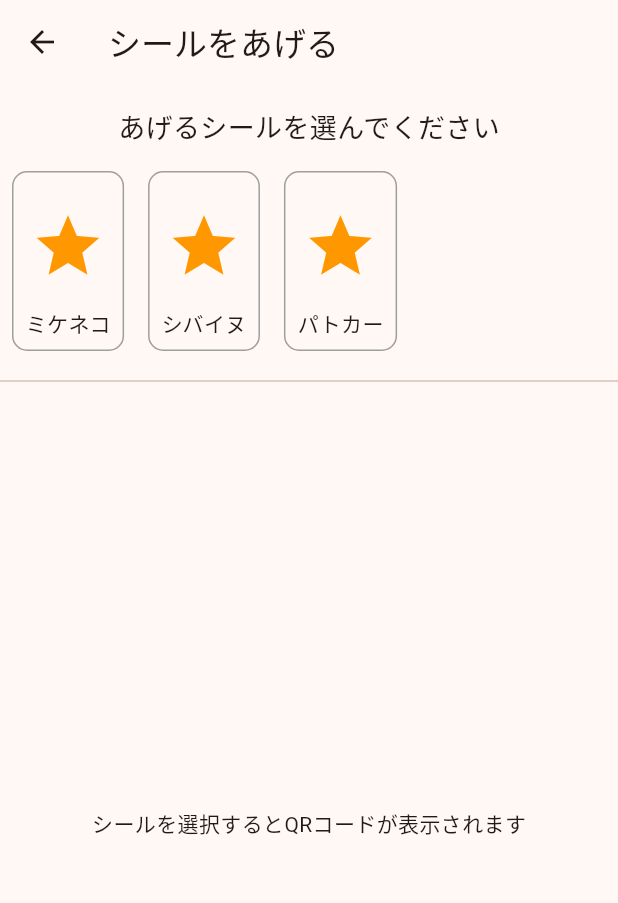
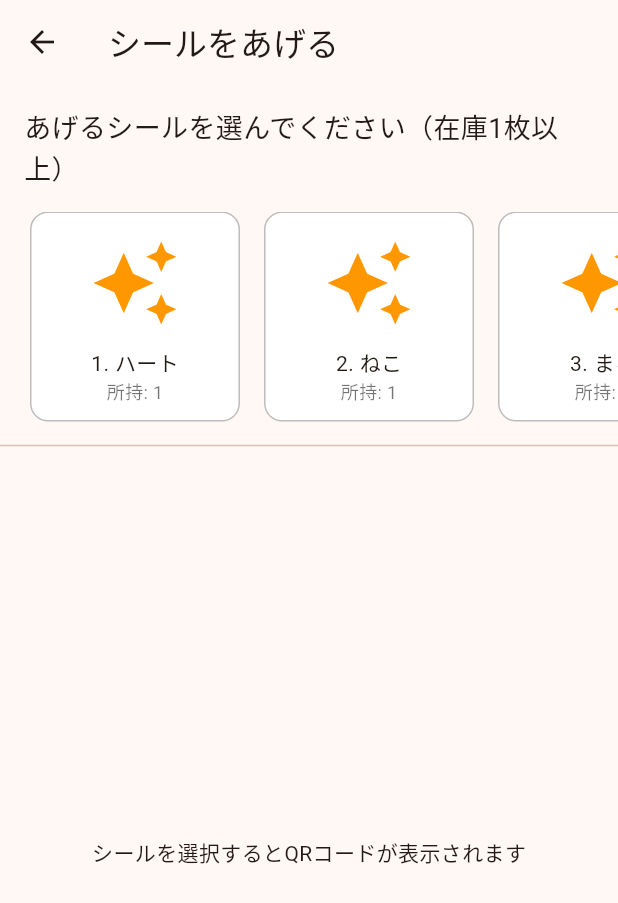
Before and after one commit to p2hacks2025/post-04, a Flutter app: the QrGeneratePage screen opened directly, on a phone screen of 412 x 824 dp. Shown: the top 903 px of the screen. Run offline on Flutter 3.47's test engine with Material 3 defaults, Android fonts, the phone set to English and light mode, and no system bars; our stand-ins replace google_fonts, qr_flutter; missing offline and left inert: mobile_scanner, model_viewer_plus.

```diff
--- a/lib/trade/qr_generate_page.dart
+++ b/lib/trade/qr_generate_page.dart
@@ -1,6 +1,8 @@
 import 'dart:convert';
 import 'package:flutter/material.dart';
 import 'package:qr_flutter/qr_flutter.dart';
+import 'package:seal_app/data/sticker_master.dart';
+import 'package:seal_app/services/sticker_count_store.dart';
 
 class QrGeneratePage extends StatefulWidget {
   const QrGeneratePage({super.key});
@@ -10,79 +12,113 @@ class QrGeneratePage extends StatefulWidget {
 }
 
 class _QrGeneratePageState extends State<QrGeneratePage> {
-  // 本来はここを自分のインベントリデータにする
-  final List<Map<String, String>> _myStickers = [
-    {'id': 'cat_001', 'name': 'ミケネコ', 'asset': 'assets/icons/cat.png'},
-    {'id': 'dog_001', 'name': 'シバイヌ', 'asset': 'assets/icons/dog.png'},
-    {'id': 'car_001', 'name': 'パトカー', 'asset': 'assets/icons/police_car.png'},
-  ];
+  late final StickerCountStore _countStore;
+  late final List<StickerData> _catalog;
+  bool _loading = true;
 
-  Map<String, String>? _selectedSticker;
+  StickerData? _selected;
+
+  @override
+  void initState() {
+    super.initState();
+    _catalog = List.of(stickerMasterDb)..sort((a, b) => a.number.compareTo(b.number));
+    _countStore = StickerCountStore(_catalog.map((e) => e.assetPath).toList());
+    _init();
+  }
+
+  Future<void> _init() async {
+    await _countStore.loadOrInit();
+    if (!mounted) return;
+    setState(() => _loading = false);
+  }
 
   @override
   Widget build(BuildContext context) {
+    final theme = Theme.of(context);
     return Scaffold(
       appBar: AppBar(title: const Text('シールをあげる')),
-      body: Column(
+      body: _loading
+          ? const Center(child: CircularProgressIndicator())
+          : Column(
               children: [
                 const Padding(
                   padding: EdgeInsets.all(16.0),
-            child: Text('あげるシールを選んでください', style: TextStyle(fontSize: 18)),
+                  child: Text('あげるシールを選んでください（在庫1枚以上）', style: TextStyle(fontSize: 18)),
                 ),
-          // シール選択リスト
+                // シール選択リスト（在庫>=1のみ）
                 SizedBox(
-            height: 120,
-            child: ListView.builder(
+                  height: 140,
+                  child: ListView(
                     scrollDirection: Axis.horizontal,
-              itemCount: _myStickers.length,
-              itemBuilder: (context, index) {
-                final sticker = _myStickers[index];
-                final isSelected = _selectedSticker == sticker;
+                    padding: const EdgeInsets.symmetric(horizontal: 12),
+                    children: _catalog
+                        .where((s) => _countStore.getCount(s.assetPath) > 0)
+                        .map((s) {
+                      final selected = _selected?.id == s.id;
+                      final count = _countStore.getCount(s.assetPath);
                       return GestureDetector(
-                  onTap: () => setState(() => _selectedSticker = sticker),
+                        onTap: () => setState(() => _selected = s),
                         child: Container(
+                          width: 140,
                           margin: const EdgeInsets.symmetric(horizontal: 8),
-                    padding: const EdgeInsets.all(8),
+                          padding: const EdgeInsets.all(10),
                           decoration: BoxDecoration(
+                            color: selected ? theme.colorScheme.primary.withValues(alpha: 0.06) : Colors.white,
+                            borderRadius: BorderRadius.circular(12),
                             border: Border.all(
-                        color: isSelected ? Colors.red : Colors.grey,
-                        width: isSelected ? 3 : 1,
+                              color: selected ? theme.colorScheme.primary : Colors.grey.shade400,
+                              width: selected ? 2 : 1,
                             ),
-                      borderRadius: BorderRadius.circular(10),
                           ),
                           child: Column(
+                            crossAxisAlignment: CrossAxisAlignment.center,
                             children: [
-                        // 画像を表示（なければアイコン）
-                        Expanded(child: Icon(Icons.star, size: 50, color: Colors.orange)),
-                        Text(sticker['name']!),
+                              Expanded(
+                                child: _buildThumb(s),
+                              ),
+                              const SizedBox(height: 6),
+                              Text('${s.number}. ${s.name}', maxLines: 1, overflow: TextOverflow.ellipsis),
+                              Text('所持: $count', style: const TextStyle(fontSize: 12, color: Colors.black54)),
                             ],
                           ),
                         ),
                       );
-              },
+                    }).toList(),
                   ),
                 ),
-          const Divider(height: 40),
+                const Divider(height: 32),
                 // QRコード表示エリア
                 Expanded(
                   child: Center(
-              child: _selectedSticker == null
+                    child: _selected == null
                         ? const Text('シールを選択するとQRコードが表示されます')
                         : Column(
                             mainAxisAlignment: MainAxisAlignment.center,
                             children: [
                               Text(
-                          '「${_selectedSticker!['name']}」をあげる',
+                                '「${_selected!.name}」をあげる',
                                 style: const TextStyle(fontSize: 20, fontWeight: FontWeight.bold),
                               ),
-                        const SizedBox(height: 20),
+                              const SizedBox(height: 16),
                               QrImageView(
-                          data: jsonEncode(_selectedSticker), // データをJSONにして埋め込む
+                                data: jsonEncode({
+                                  'type': 'sticker_transfer',
+                                  'id': _selected!.id,
+                                  'name': _selected!.name,
+                                  'asset': _selected!.assetPath,
+                                  'number': _selected!.number,
+                                }),
                                 version: QrVersions.auto,
-                          size: 250.0,
+                                size: 260,
                               ),
-                        const SizedBox(height: 20),
-                        const Text('相手にこの画面をスキャンしてもらおう！'),
+                              const SizedBox(height: 16),
+                              const Padding(
+                                padding: EdgeInsets.symmetric(horizontal: 16.0),
+                                child: Text(
+                                  '相手にこのQRを読み取ってもらってください。\n受け取り側は「確認QR」を送り返すと、あなたの在庫も-1できます。',
+                                  textAlign: TextAlign.center,
+                                ),
+                              ),
                             ],
                           ),
                   ),
@@ -91,4 +127,12 @@ class _QrGeneratePageState extends State<QrGeneratePage> {
             ),
     );
   }
+
+  Widget _buildThumb(StickerData s) {
+    final path = s.iconPath;
+    if (path.endsWith('.png') || path.endsWith('.jpg') || path.endsWith('.jpeg') || path.endsWith('.webp')) {
+      return Image.asset(path, fit: BoxFit.contain);
     }
+    return const Icon(Icons.auto_awesome, size: 60, color: Colors.orange);
+  }
+}
```
Also changed, not shown: lib/trade/qr_scan_page.dart (+85 -16 lines). Lines whose indentation alone changed are shown as unchanged.
